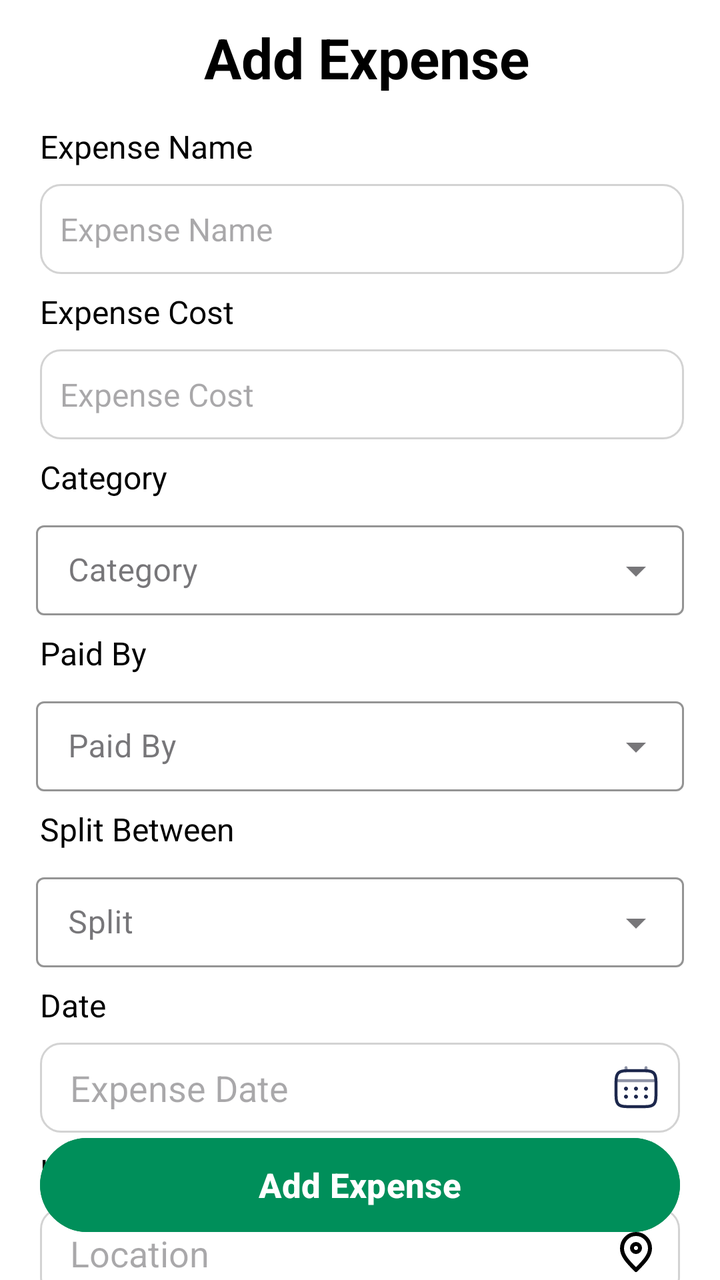
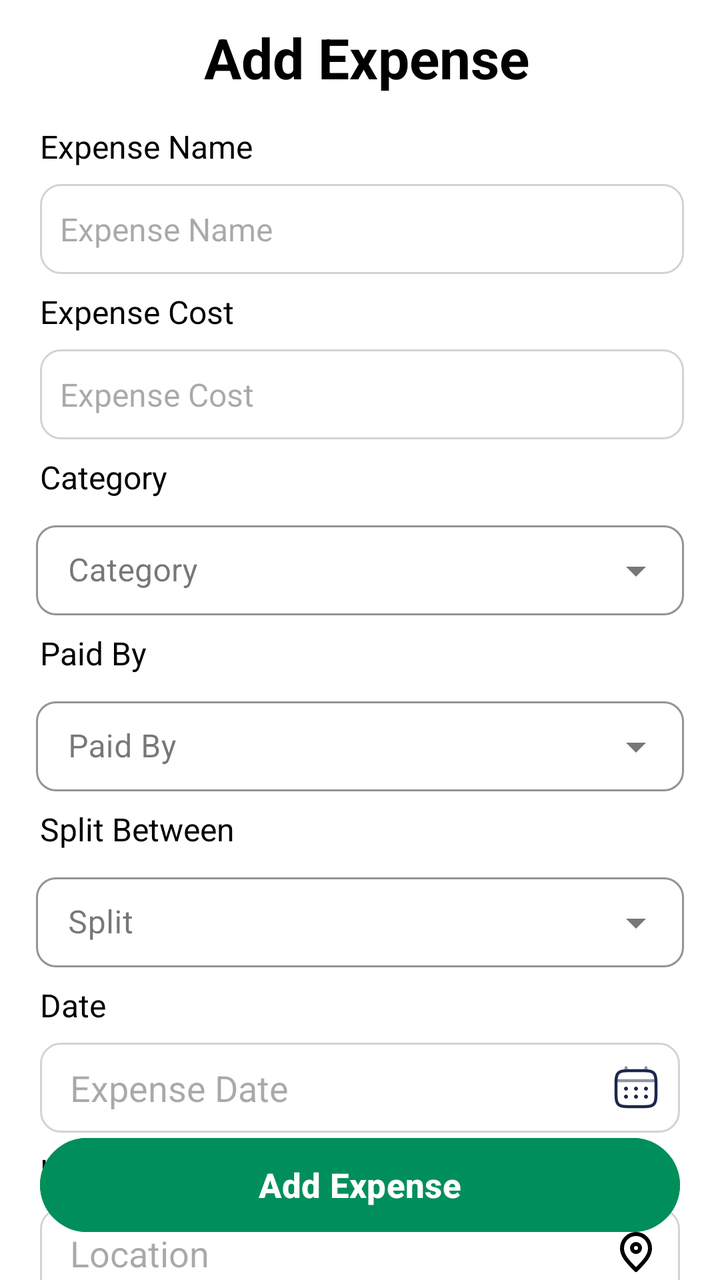

Screens rendered from an Android XML layout before and after an edit, with the pre-edit source and the edit as a unified diff.
<!-- AndroidManifest.xml: application theme Theme.TrailSplit -->
<!-- res/layout/activity_add_expense.xml -->
<?xml version="1.0" encoding="utf-8"?>
<androidx.constraintlayout.widget.ConstraintLayout
    xmlns:android="http://schemas.android.com/apk/res/android"
    xmlns:app="http://schemas.android.com/apk/res-auto"
    android:layout_width="match_parent"
    android:layout_height="match_parent"
    android:background="@color/white">

    <TextView
        android:id="@+id/addExpenseTitle"
        android:layout_width="wrap_content"
        android:layout_height="wrap_content"
        android:text="Add Expense"
        android:textSize="28sp"
        android:textStyle="bold"
        android:textColor="@color/black"
        android:layout_marginStart="20dp"
        android:layout_marginTop="10dp"
        app:layout_constraintTop_toTopOf="parent"
        android:paddingLeft="82dp"

        app:layout_constraintStart_toStartOf="parent" />

    <TextView
        android:id="@+id/expensename"
        android:layout_width="0dp"
        android:layout_height="wrap_content"
        app:layout_constraintTop_toBottomOf="@id/addExpenseTitle"
        app:layout_constraintStart_toStartOf="@id/addExpenseTitle"
        android:textColor="@color/black"
        android:text="Expense Name"
        android:textSize="16dp"
        android:layout_marginTop="15dp"/>


    <EditText
        android:id="@+id/expenseNameInput"
        android:layout_width="0dp"
        android:layout_height="45dp"
        android:hint="Expense Name"
        android:paddingLeft="10dp"

        android:inputType="text"
        android:textSize="16dp"
android:background="@drawable/edittext_background"

        android:layout_marginEnd="18dp"
        android:layout_marginTop="8dp"

        app:layout_constraintTop_toBottomOf="@id/expensename"
        app:layout_constraintStart_toStartOf="@id/expensename"
        app:layout_constraintEnd_toEndOf="parent" />

    <TextView
        android:id="@+id/expensecost"
        android:layout_width="wrap_content"
        android:layout_height="wrap_content"
        app:layout_constraintTop_toBottomOf="@id/expenseNameInput"
        app:layout_constraintStart_toStartOf="@id/expensename"
        android:textColor="@color/black"
        android:text="Expense Cost"
        android:textSize="16dp"
        android:layout_marginTop="8dp"/>



    <EditText
        android:id="@+id/expenseCostInput"
        android:layout_width="0dp"
        android:layout_height="45dp"
        android:hint="Expense Cost"
        android:inputType="numberDecimal"
        android:textSize="16dp"
        android:background="@drawable/edittext_background"
        android:layout_marginTop="8dp"
        android:layout_marginEnd="18dp"
        android:paddingLeft="10dp"

        app:layout_constraintTop_toBottomOf="@id/expensecost"
        app:layout_constraintStart_toStartOf="@id/expensecost"
        app:layout_constraintEnd_toEndOf="parent" />

    <TextView
        android:id="@+id/category"
        android:layout_width="wrap_content"
        android:layout_height="wrap_content"
        app:layout_constraintTop_toBottomOf="@+id/expenseCostInput"
        app:layout_constraintStart_toStartOf="@id/expensename"
        android:textColor="@color/black"
        android:text="Category"
        android:textSize="16dp"
        android:layout_marginTop="8dp"/>

<com.google.android.material.textfield.TextInputLayout
    android:id="@+id/categorysection"
    android:layout_width="match_parent"
    android:layout_height="wrap_content"
    app:layout_constraintTop_toBottomOf="@id/category"
    app:layout_constraintStart_toStartOf="@id/category"
    android:hint="Category"
    android:layout_marginTop="8dp"
    app:boxStrokeColor="@color/cardview_light_background"
    style="@style/Widget.MaterialComponents.TextInputLayout.OutlinedBox.ExposedDropdownMenu"
    >
    <AutoCompleteTextView
        android:id="@+id/dropdowncategory"
        android:layout_width="match_parent"
        android:layout_height="45dp"
        android:layout_marginStart="18dp"
        android:layout_marginEnd="18dp"
        android:focusable="false"
        android:clickable="true"
        android:dropDownHeight="250dp"

        app:layout_constraintTop_toBottomOf="@id/categorysection"
        android:inputType="none"/>
</com.google.android.material.textfield.TextInputLayout>

    <TextView
        android:id="@+id/paid"
        android:layout_width="wrap_content"
        android:layout_height="wrap_content"
        android:text="Paid By"
        android:textSize="16dp"
        android:textColor="@color/black"
        app:layout_constraintStart_toStartOf="@id/category"
        app:layout_constraintTop_toBottomOf="@id/categorysection"
        android:layout_marginTop="8dp"
        />

    <com.google.android.material.textfield.TextInputLayout
        android:id="@+id/paidby"
        android:layout_width="match_parent"
        android:layout_height="wrap_content"
        app:layout_constraintTop_toBottomOf="@id/paid"
        app:layout_constraintStart_toStartOf="@+id/paid"
        android:hint="Paid By"
        android:layout_marginTop="8dp"
        app:boxStrokeColor="@color/cardview_light_background"
        style="@style/Widget.MaterialComponents.TextInputLayout.OutlinedBox.ExposedDropdownMenu"
        >
        <AutoCompleteTextView
            android:layout_width="match_parent"
            android:layout_height="45dp"
            android:layout_marginStart="18dp"
            android:layout_marginEnd="18dp"
            android:focusable="false"
            android:clickable="true"
            android:dropDownHeight="250dp"/>

    </com.google.android.material.textfield.TextInputLayout>

    <TextView
        android:id="@+id/split"
        android:layout_width="wrap_content"
        android:layout_height="wrap_content"
        android:text="Split Between"
        android:textSize="16dp"
        android:textColor="@color/black"
        app:layout_constraintStart_toStartOf="@id/category"
        app:layout_constraintTop_toBottomOf="@id/paidby"
        android:layout_marginTop="8dp"
        />

    <com.google.android.material.textfield.TextInputLayout
        android:id="@+id/split_bw"
        android:layout_width="match_parent"
        android:layout_height="wrap_content"
        app:layout_constraintTop_toBottomOf="@id/split"
        app:layout_constraintStart_toStartOf="@+id/paid"
        android:hint="Split"
        android:layout_marginTop="8dp"

        app:boxStrokeColor="@color/cardview_light_background"
        style="@style/Widget.MaterialComponents.TextInputLayout.OutlinedBox.ExposedDropdownMenu"
        >
        <AutoCompleteTextView
            android:layout_width="match_parent"
            android:layout_height="45dp"
            android:layout_marginStart="18dp"
            android:layout_marginEnd="18dp"
            android:focusable="false"
            android:clickable="true"
            android:dropDownHeight="250dp"/>
    </com.google.android.material.textfield.TextInputLayout>

    <TextView
        android:id="@+id/date"
        android:layout_width="wrap_content"
        android:layout_height="wrap_content"
        android:text="Date"
        android:textSize="16dp"
        android:textColor="@color/black"
        app:layout_constraintStart_toStartOf="@id/category"
        app:layout_constraintTop_toBottomOf="@id/split_bw"
        android:layout_marginTop="8dp"
        />






    <EditText
        android:id="@+id/expenseDateInput"
        android:layout_width="0dp"
        android:layout_height="45dp"
        android:hint="Expense Date"
        android:focusable="false"
        android:clickable="true"
        android:background="@drawable/edittext_background"
        android:layout_marginTop="8dp"
        android:layout_marginStart="20dp"
        android:layout_marginEnd="20dp"
        android:paddingLeft="15dp"

        app:layout_constraintTop_toBottomOf="@id/date"
        app:layout_constraintStart_toStartOf="parent"
        app:layout_constraintEnd_toEndOf="parent" />

    <ImageView
        android:id="@+id/calndr"
        android:layout_width="wrap_content"
        android:layout_height="wrap_content"
        app:layout_constraintEnd_toEndOf="@id/expenseDateInput"
        android:src="@drawable/calendar_ic"
        android:paddingRight="10dp"
        android:background="@android:color/transparent"
        app:layout_constraintTop_toBottomOf="@id/date"
        android:layout_marginTop="18dp"/>
    <TextView
        android:id="@+id/location"
        android:layout_width="wrap_content"
        android:layout_height="wrap_content"
        android:text="Location"
        android:textSize="16dp"
        android:textColor="@color/black"
        app:layout_constraintStart_toStartOf="@id/category"
        app:layout_constraintTop_toBottomOf="@id/expenseDateInput"
        android:layout_marginTop="8dp"
        />







    <EditText
        android:id="@+id/locationinput"
        android:layout_width="0dp"
        android:layout_height="45dp"
        android:hint="Location "
        android:focusable="false"
        android:clickable="true"
        android:background="@drawable/edittext_background"
        android:layout_marginTop="8dp"
        android:layout_marginStart="20dp"
        android:layout_marginEnd="20dp"
        android:paddingLeft="15dp"

        app:layout_constraintTop_toBottomOf="@id/location"
        app:layout_constraintStart_toStartOf="parent"
        app:layout_constraintEnd_toEndOf="parent" />

    <ImageView
        android:id="@+id/locationpin"
        android:layout_width="wrap_content"
        android:layout_height="wrap_content"
        app:layout_constraintEnd_toEndOf="@id/expenseDateInput"
        android:src="@drawable/location_pin_ic"
        android:paddingRight="10dp"
        android:background="@android:color/transparent"
        app:layout_constraintTop_toBottomOf="@id/location"


        android:layout_marginTop="18dp"/>






    <EditText
        android:id="@+id/addrecepit"
        android:layout_width="0dp"
        android:layout_height="45dp"
        android:hint="Add receipt"
        android:focusable="false"
        android:clickable="true"
        android:background="@drawable/edittext_background"
        android:layout_marginTop="8dp"
        android:layout_marginStart="20dp"
        android:layout_marginEnd="20dp"
        android:paddingLeft="15dp"

        app:layout_constraintTop_toBottomOf="@id/locationinput"
        app:layout_constraintStart_toStartOf="parent"
        app:layout_constraintEnd_toEndOf="parent" />
    <ImageView
        android:id="@+id/camera_ic"
        android:layout_width="wrap_content"
        android:layout_height="wrap_content"
        app:layout_constraintEnd_toEndOf="@id/addrecepit"
        android:src="@drawable/ic_cammera"
        android:paddingRight="10dp"
        android:background="@android:color/transparent"
        app:layout_constraintTop_toBottomOf="@id/locationinput"


        android:layout_marginTop="18dp"/>

    <Button
        android:id="@+id/saveExpenseButton"
        android:layout_width="0dp"
        android:layout_height="55dp"
        android:text="Add Expense"
        android:textSize="17sp"
        android:textStyle="bold"
        android:textColor="@color/white"
        android:backgroundTint="#008F5A"
        android:layout_margin="20dp"
     app:layout_constraintBottom_toBottomOf="parent"
        app:layout_constraintStart_toStartOf="parent"
        app:layout_constraintEnd_toEndOf="parent" />

</androidx.constraintlayout.widget.ConstraintLayout>
<!-- resources referenced by this layout -->
<resources>
  <color name="black">#FF000000</color>
  <color name="white">#FFFFFFFF</color>
  <!-- drawable calendar_ic: vector/xml drawable (drawable, 2226 chars, omitted) -->
  <!-- drawable edittext_background (drawable) -->
  <?xml version="1.0" encoding="utf-8"?>
  <shape xmlns:android="http://schemas.android.com/apk/res/android">
  
      <solid android:color="#FFFFFF"/>
  
      <stroke
          android:width="1dp"
          android:color="#D3D3D3"/>
  
      <corners
          android:radius="10dp"/>
  
  </shape>
  <!-- drawable ic_cammera (drawable) -->
  <vector xmlns:android="http://schemas.android.com/apk/res/android" android:height="24dp" android:tint="#000000" android:viewportHeight="24" android:viewportWidth="24" android:width="24dp">
        
      <path android:fillColor="@android:color/white" android:pathData="M12,12m-3.2,0a3.2,3.2 0,1 1,6.4 0a3.2,3.2 0,1 1,-6.4 0"/>
        
      <path android:fillColor="@android:color/white" android:pathData="M9,2L7.17,4L4,4c-1.1,0 -2,0.9 -2,2v12c0,1.1 0.9,2 2,2h16c1.1,0 2,-0.9 2,-2L22,6c0,-1.1 -0.9,-2 -2,-2h-3.17L15,2L9,2zM12,17c-2.76,0 -5,-2.24 -5,-5s2.24,-5 5,-5 5,2.24 5,5 -2.24,5 -5,5z"/>
      
  </vector>
  <!-- drawable location_pin_ic (drawable) -->
  <vector xmlns:android="http://schemas.android.com/apk/res/android" android:height="24dp" android:viewportHeight="24" android:viewportWidth="24" android:width="24dp">
        
      <path android:fillColor="#00000000" android:pathData="M12,21C15.5,17.4 19,14.176 19,10.2C19,6.224 15.866,3 12,3C8.134,3 5,6.224 5,10.2C5,14.176 8.5,17.4 12,21Z" android:strokeColor="#000000" android:strokeLineCap="round" android:strokeLineJoin="round" android:strokeWidth="2"/>
        
      <path android:fillColor="#00000000" android:pathData="M12,12C13.105,12 14,11.105 14,10C14,8.895 13.105,8 12,8C10.895,8 10,8.895 10,10C10,11.105 10.895,12 12,12Z" android:strokeColor="#000000" android:strokeLineCap="round" android:strokeLineJoin="round" android:strokeWidth="2"/>
      
  </vector>
  <style name="Theme.TrailSplit" parent="Base.Theme.TrailSplit" />
  <style name="Base.Theme.TrailSplit" parent="Theme.Material3.DayNight.NoActionBar">
          
          
      </style>
</resources>

<!-- the commit's change to res/layout/activity_add_expense.xml (unified diff, before → after) -->
@@ -98,6 +98,10 @@ android:background="@drawable/edittext_background"
     app:layout_constraintTop_toBottomOf="@id/category"
     app:layout_constraintStart_toStartOf="@id/category"
     android:hint="Category"
+    app:boxCornerRadiusBottomEnd="10dp"
+    app:boxCornerRadiusBottomStart="10dp"
+    app:boxCornerRadiusTopEnd="10dp"
+    app:boxCornerRadiusTopStart="10dp"
     android:layout_marginTop="8dp"
     app:boxStrokeColor="@color/cardview_light_background"
     style="@style/Widget.MaterialComponents.TextInputLayout.OutlinedBox.ExposedDropdownMenu"
@@ -110,6 +114,7 @@ android:background="@drawable/edittext_background"
         android:layout_marginEnd="18dp"
         android:focusable="false"
         android:clickable="true"
+
         android:dropDownHeight="250dp"
 
         app:layout_constraintTop_toBottomOf="@id/categorysection"
@@ -136,6 +141,11 @@ android:background="@drawable/edittext_background"
         app:layout_constraintStart_toStartOf="@+id/paid"
         android:hint="Paid By"
         android:layout_marginTop="8dp"
+
+        app:boxCornerRadiusBottomEnd="10dp"
+        app:boxCornerRadiusBottomStart="10dp"
+        app:boxCornerRadiusTopEnd="10dp"
+        app:boxCornerRadiusTopStart="10dp"
         app:boxStrokeColor="@color/cardview_light_background"
         style="@style/Widget.MaterialComponents.TextInputLayout.OutlinedBox.ExposedDropdownMenu"
         >
@@ -170,6 +180,11 @@ android:background="@drawable/edittext_background"
         app:layout_constraintStart_toStartOf="@+id/paid"
         android:hint="Split"
         android:layout_marginTop="8dp"
+
+        app:boxCornerRadiusBottomEnd="10dp"
+        app:boxCornerRadiusBottomStart="10dp"
+        app:boxCornerRadiusTopEnd="10dp"
+        app:boxCornerRadiusTopStart="10dp"
 
         app:boxStrokeColor="@color/cardview_light_background"
         style="@style/Widget.MaterialComponents.TextInputLayout.OutlinedBox.ExposedDropdownMenu"
